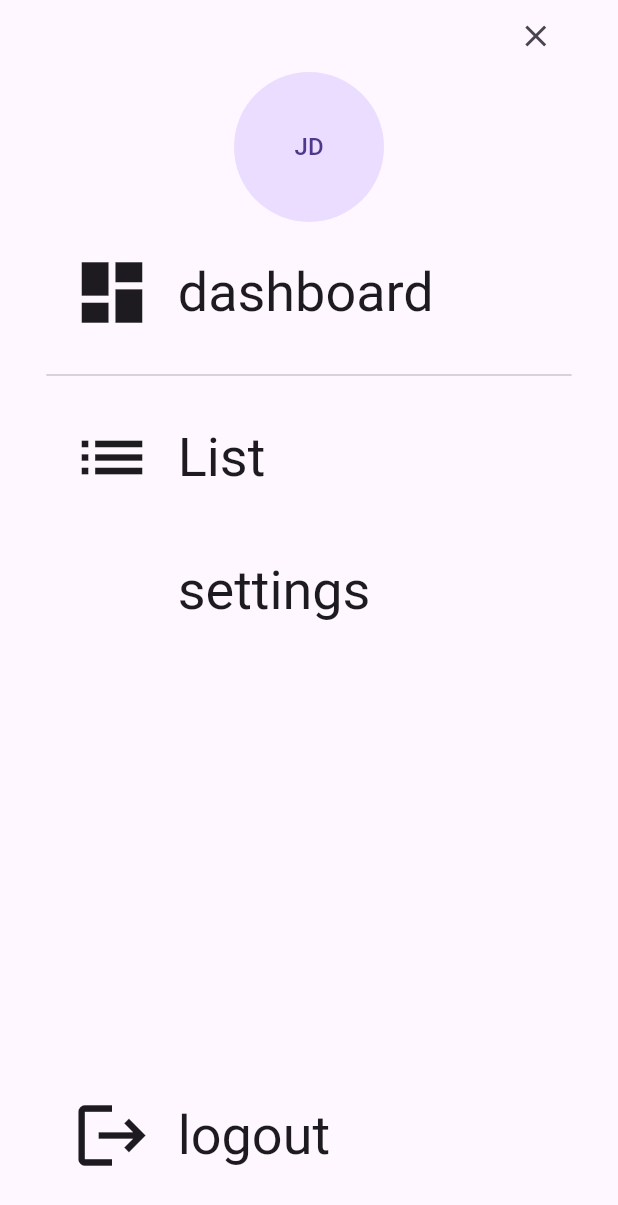
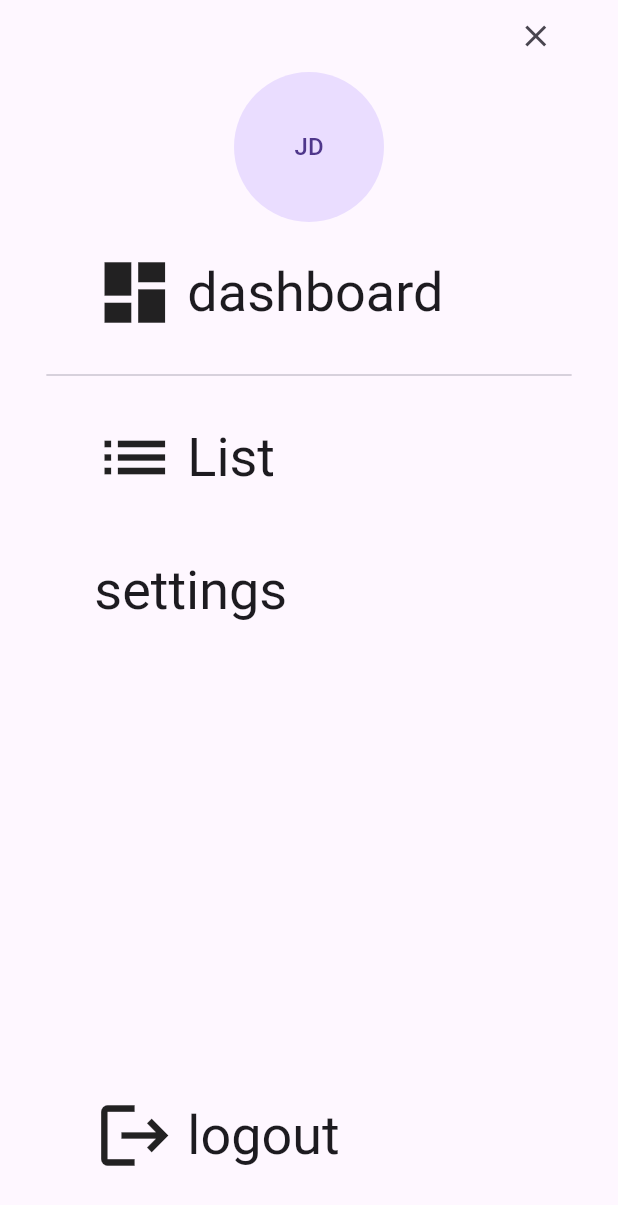
Before and after one commit to Iconica-Development/flutter_menu, a Flutter app: the screen it shows after launch, on a phone screen of 412 x 824 dp. Shown: the top 1205 px of the screen. Run offline on Flutter 3.47's test engine with Material 3 defaults, Android fonts, the phone set to English and light mode, and no system bars.

Commit message:
fix: textmenuaction spacing and theme

```diff
--- a/lib/src/menu.dart
+++ b/lib/src/menu.dart
@@ -90,8 +90,8 @@ abstract class MenuAction extends StatelessWidget {
   factory MenuAction.text({
     required String text,
     required MenuActionCallBack onTap,
-    TextStyle textStyle = const TextStyle(),
-    double leftTextOffset = 100,
+    TextStyle? textStyle,
+    double leftTextOffset = 32,
     IconData? icon,
     IconData? trailingIcon,
   }) =>
@@ -297,9 +297,9 @@ class TextMenuAction extends MenuAction {
     required this.text,
     super.key,
     this.icon,
-    this.leftTextOffset = 100,
+    this.leftTextOffset = 32,
     this.trailingIcon,
-    this.style = const TextStyle(),
+    this.style,
   });
 
   /// Text to display.
@@ -315,53 +315,52 @@ class TextMenuAction extends MenuAction {
   final IconData? trailingIcon;
 
   /// Style for the text.
-  final TextStyle style;
+  final TextStyle? style;
 
   /// Offset for the text from the left.
   final double leftTextOffset;
 
   @override
-  Widget buildAction(BuildContext context) => InkWell(
+  Widget buildAction(BuildContext context) {
+    var theme = Theme.of(context);
+    return InkWell(
       onTap: () => onTap.call(context),
       child: Padding(
-          padding: const EdgeInsets.symmetric(vertical: 20),
+        padding: EdgeInsets.symmetric(vertical: 20, horizontal: leftTextOffset),
         child: SizedBox(
-            child: Row(
-              children: [
-                Expanded(
-                  flex: 1,
-                  child: (icon != null)
-                      ? Icon(
-                          icon,
-                          size: (style.fontSize ?? 16) * 1.5,
-                          color: style.color,
-                        )
-                      : SizedBox(
-                          width: leftTextOffset,
-                        ),
-                ),
-                Expanded(
-                  flex: 3,
           child: Row(
             mainAxisAlignment: MainAxisAlignment.spaceBetween,
             children: [
+              Row(
+                children: [
+                  if (icon != null) ...[
+                    Icon(
+                      icon,
+                      size: style?.fontSize != null
+                          ? style!.fontSize! * 1.5
+                          : theme.textTheme.titleMedium!.fontSize! * 1.5,
+                    ),
+                    const SizedBox(width: 8),
+                  ],
                   Text(
                     text,
-                        style: style,
+                    style: style ?? theme.textTheme.titleMedium,
+                  ),
+                ],
               ),
               if (trailingIcon != null) ...[
                 Icon(
                   trailingIcon,
-                          size: style.fontSize ?? 16,
-                          color: style.color,
+                  size: style?.fontSize != null
+                      ? style!.fontSize! * 1.5
+                      : theme.textTheme.titleMedium!.fontSize! * 1.5,
+                  color: style?.color ?? theme.textTheme.titleMedium!.color,
                 ),
               ],
-                    ],
-                  ),
-                ),
             ],
           ),
         ),
       ),
     );
   }
+}
--- a/pubspec.yaml
+++ b/pubspec.yaml
@@ -1,6 +1,6 @@
 name: flutter_menu
 description: A new Flutter package project.
-version: 0.0.3
+version: 0.0.4
 homepage: https://github.com/Iconica-Development/flutter_menu
 
 environment:
```
Also changed, not shown: example/pubspec.lock, 1 other file. Lines whose indentation alone changed are shown as unchanged.
